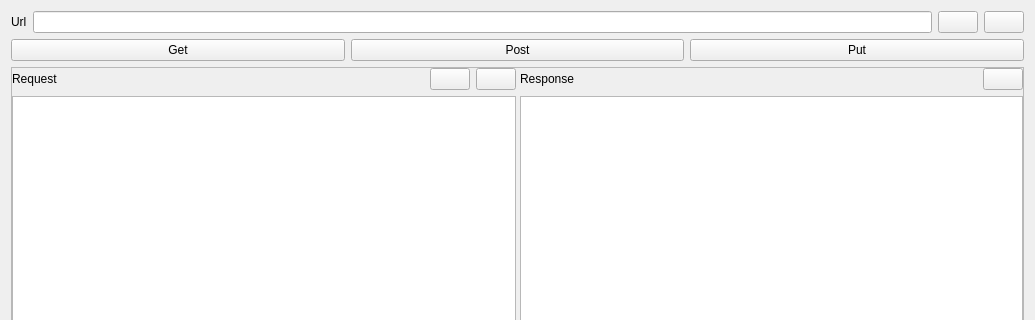
This is src/widgets/apitester.ui in N1vn0vem8er/cutetoolbox as Qt 5 draws it before an edit; both pictures show x 0 to 1035 and y 0 to 320 of the 1035 by 762 pixel window. The edited form follows.
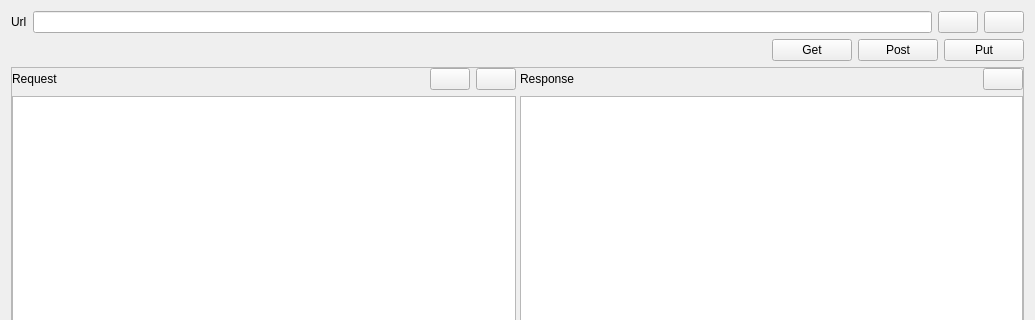
This is the edited form. Icons and pictures are not drawn.

Diff of the .ui file:
```diff
--- a/src/widgets/apitester.ui
+++ b/src/widgets/apitester.ui
@@ -61,7 +61,20 @@
    <item>
     <layout class="QHBoxLayout" name="horizontalLayout_2">
      <item>
-      <widget class="QPushButton" name="pushButton">
+      <spacer name="horizontalSpacer_3">
+       <property name="orientation">
+        <enum>Qt::Orientation::Horizontal</enum>
+       </property>
+       <property name="sizeHint" stdset="0">
+        <size>
+         <width>40</width>
+         <height>20</height>
+        </size>
+       </property>
+      </spacer>
+     </item>
+     <item>
+      <widget class="QPushButton" name="sendGetButton">
        <property name="text">
         <string>Get</string>
        </property>
```
Left out of the diff: 6 changed lines with no effect on the pictures.
